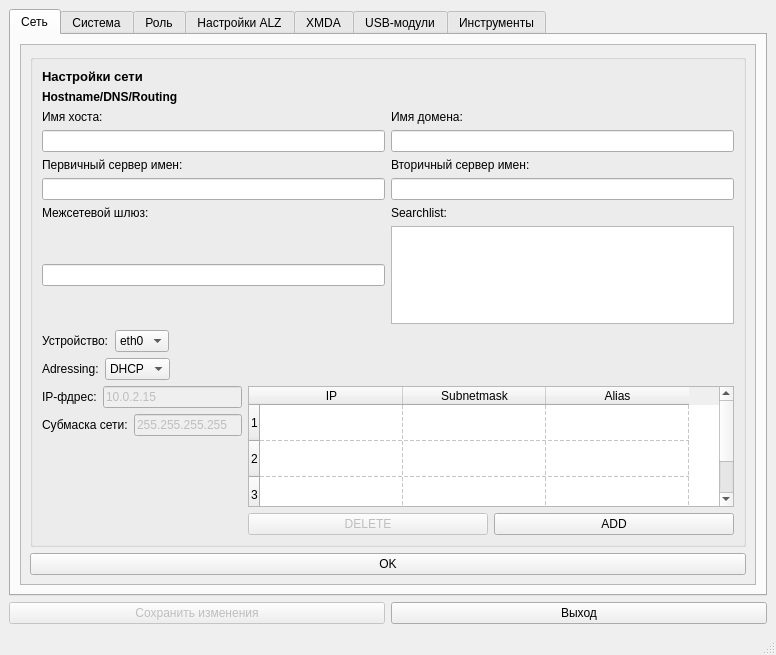
Old version of the form untitled.ui in the repository ilyababich21/NIva1.
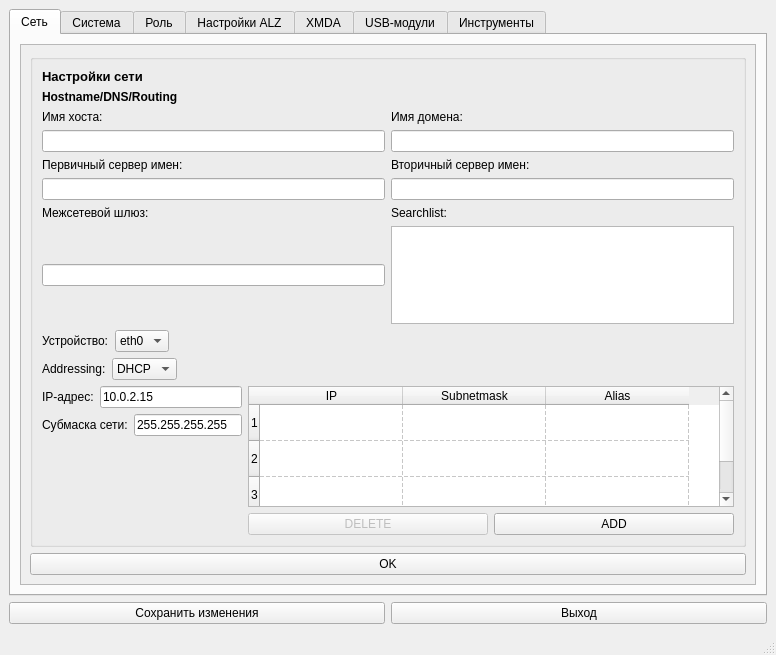
New version of the form. The open tabs and pages were chosen to show the change.

The edit to the form file:
```diff
--- a/untitled.ui
+++ b/untitled.ui
@@ -159,7 +159,7 @@
                    <item>
                     <widget class="QLabel" name="label_10">
                      <property name="text">
-                      <string>Adressing:</string>
+                      <string>Addressing:</string>
                      </property>
                     </widget>
                    </item>
@@ -275,14 +275,14 @@
                      <item>
                       <widget class="QLabel" name="label_11">
                        <property name="text">
-                        <string>IP-фдрес:</string>
+                        <string>IP-aдрес:</string>
                        </property>
                       </widget>
                      </item>
                      <item>
                       <widget class="QLineEdit" name="lineEdit_6">
                        <property name="enabled">
-                        <bool>false</bool>
+                        <bool>true</bool>
                        </property>
                        <property name="text">
                         <string>10.0.2.15</string>
@@ -303,7 +303,7 @@
                      <item>
                       <widget class="QLineEdit" name="lineEdit_7">
                        <property name="enabled">
-                        <bool>false</bool>
+                        <bool>true</bool>
                        </property>
                        <property name="text">
                         <string>255.255.255.255</string>
@@ -3932,7 +3932,7 @@
       <item>
        <widget class="QPushButton" name="pushButton">
         <property name="enabled">
-         <bool>false</bool>
+         <bool>true</bool>
         </property>
         <property name="autoFillBackground">
          <bool>false</bool>
```
Left out of the diff: 91 changed lines with no effect on the pictures.
